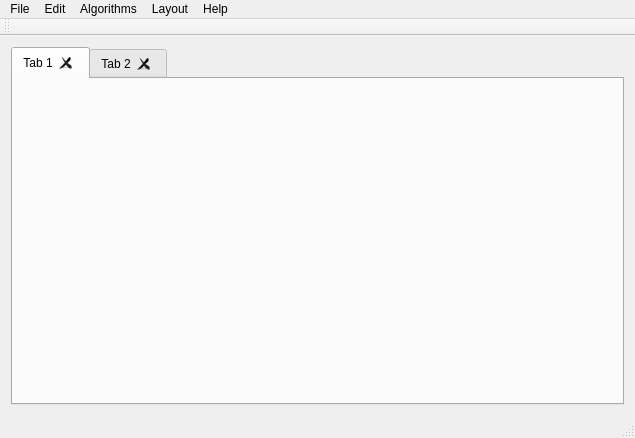
Qt form programs/OGoCreator/OGoCreator/mainwindow.ui (OpenGraphtheory/OpenGraphtheory) before a commit.
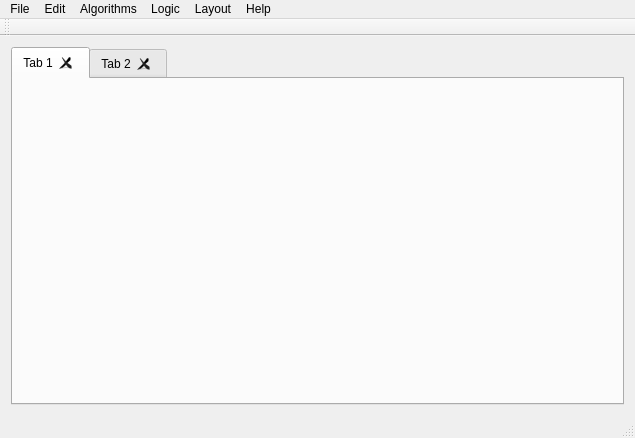
The same form after that commit.

Commit message:
Added an interface for accessing the Logic Model-Checkers to OGoCreator. Also zooming doesn't "wobble" anymore, as the zooming-center is stored on the Mouse-Wheel Event
OGoCreator really gets out of hand - the style gets worse and worse all the time :-/
Also, there is still no access to the export- and import filters :-( I really need to make an interface to list the factory producers

Patch:
```diff
--- a/programs/OGoCreator/OGoCreator/mainwindow.ui
+++ b/programs/OGoCreator/OGoCreator/mainwindow.ui
@@ -95,9 +95,18 @@
     <addaction name="actionPaste"/>
     <addaction name="actionDelete"/>
    </widget>
+   <widget class="QMenu" name="menuLogic">
+    <property name="title">
+     <string>Logic</string>
+    </property>
+    <addaction name="actionModal_Logic"/>
+    <addaction name="actionComputation_Tree_Logic"/>
+    <addaction name="actionFirst_Order_Predicate_Logic"/>
+   </widget>
    <addaction name="menuFile"/>
    <addaction name="menuEdit"/>
    <addaction name="menuAlgorithms"/>
+   <addaction name="menuLogic"/>
    <addaction name="menuLayout"/>
    <addaction name="menuHelp"/>
   </widget>
```
Left out of the diff: 15 changed lines with no effect on the pictures. The commit also changes 6 other files.
